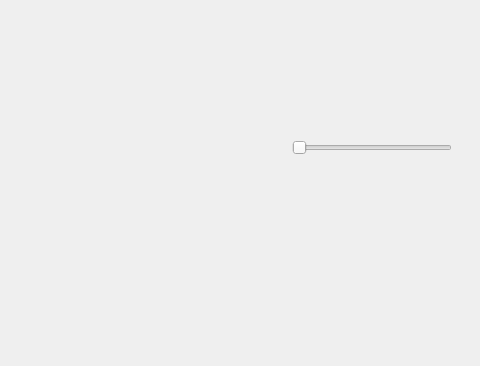
Above: mainwindow.ui from LeaSerrano/Leatina-generation-terrain before the change; both pictures show x 388 to 868 and y 0 to 366 of the 868 by 735 pixel window. Below: the same form after it.
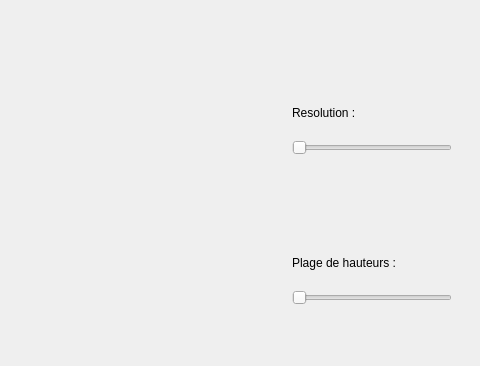
That is the form after the change.

Commit message: Sliders de resolution et heightRange fonctionnels

```diff
--- a/mainwindow.ui
+++ b/mainwindow.ui
@@ -37,6 +37,45 @@
      <enum>Qt::Horizontal</enum>
     </property>
    </widget>
+   <widget class="QLabel" name="label_resolution">
+    <property name="geometry">
+     <rect>
+      <x>680</x>
+      <y>100</y>
+      <width>91</width>
+      <height>25</height>
+     </rect>
+    </property>
+    <property name="text">
+     <string>Resolution : </string>
+    </property>
+   </widget>
+   <widget class="QSlider" name="horizontalSlider_heightRange">
+    <property name="geometry">
+     <rect>
+      <x>680</x>
+      <y>290</y>
+      <width>160</width>
+      <height>16</height>
+     </rect>
+    </property>
+    <property name="orientation">
+     <enum>Qt::Horizontal</enum>
+    </property>
+   </widget>
+   <widget class="QLabel" name="label_heightRange">
+    <property name="geometry">
+     <rect>
+      <x>680</x>
+      <y>250</y>
+      <width>141</width>
+      <height>25</height>
+     </rect>
+    </property>
+    <property name="text">
+     <string>Plage de hauteurs : </string>
+    </property>
+   </widget>
   </widget>
   <widget class="QMenuBar" name="menubar">
    <property name="geometry">
```
The commit also changes 49 other files.
